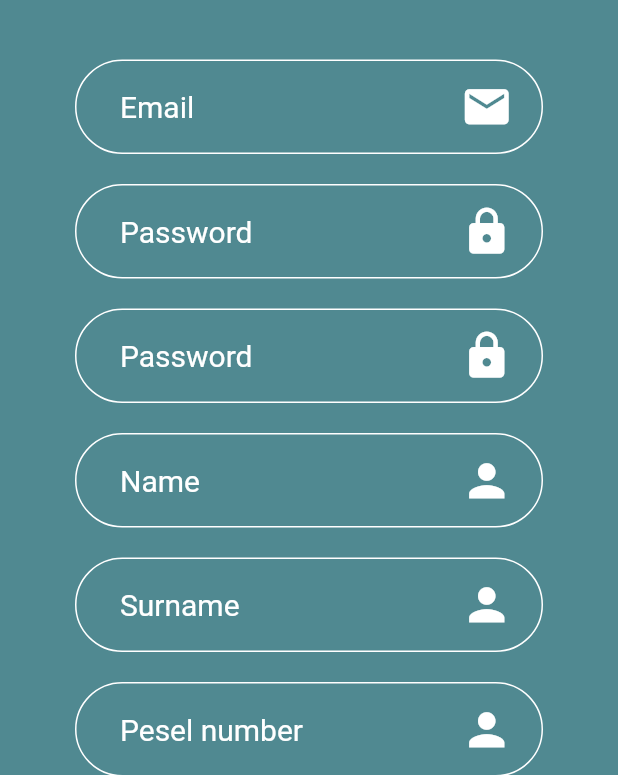
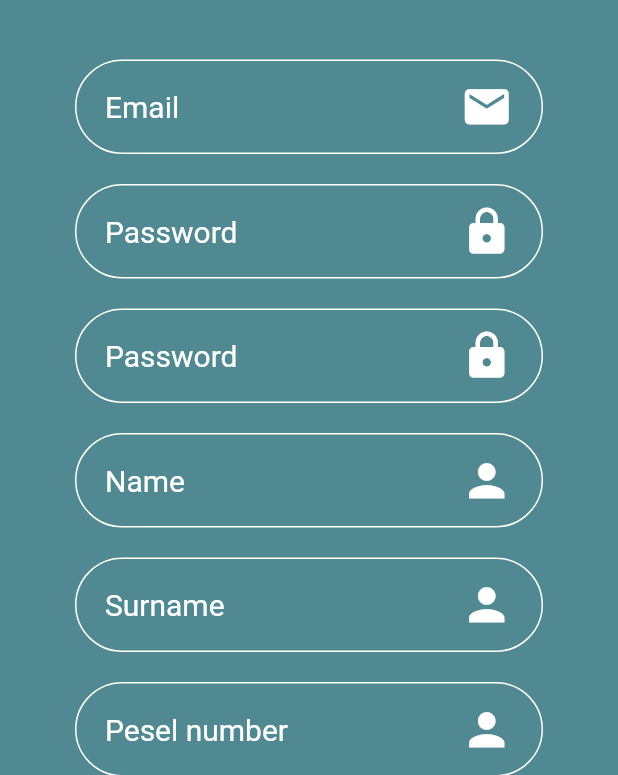
Before and after one commit to Eciric/Clinico, a Flutter app: the screen it shows after launch, after a tap on "Login", after a tap on "Sign up", on a phone screen of 412 x 824 dp, the part 461-1236 px from its top. Run offline on Flutter 3.47's test engine with Material 2 defaults, Android fonts, the phone set to English and light mode, and no system bars; our stand-ins replace cloud_firestore, firebase_auth, firebase_core, flutter_spinkit; accounts and stored records are empty.

Commit message:
Login and register layout fixes, error layout still to do

```diff
--- a/lib/screens/authenticate/register.dart
+++ b/lib/screens/authenticate/register.dart
@@ -110,9 +110,18 @@ class _RegisterState extends State<Register> {
                                   color: Colors.white, size: 35.0)),
                         ),
                         obscureText: true,
-                        validator: (val) => val != password
+                        // ignore: missing_return
+                        validator: (val) {
+                          if (val != password) {
+                            return 'Password must be the same';
+                          } else if (val.length < 6) {
+                            return 'Type Password 6+ chars';
+                          } else
+                            return null;
+                        },
+                        /* validator: (val) => val != password
                             ? 'Password must be the same'
-                            : null,
+                            : null, */
                         onChanged: (val) {
                           setState(() => password2 = val);
                         },
--- a/lib/screens/authenticate/sign_in.dart
+++ b/lib/screens/authenticate/sign_in.dart
@@ -70,7 +70,7 @@ class _SignInState extends State<SignIn> {
                         decoration: MyDecoration.textInputDecoration.copyWith(
                           hintText: 'Email',
                           suffixIcon: Padding(
-                              padding: EdgeInsets.symmetric(horizontal: 20),
+                              padding: EdgeInsets.only(right: 20),
                               child: Icon(Icons.person,
                                   color: Colors.white, size: 35.0)),
                         ),
--- a/lib/style/inputdecoration.dart
+++ b/lib/style/inputdecoration.dart
@@ -6,7 +6,7 @@ abstract class MyDecoration {
     hintStyle: TextStyle(color: Colors.white, fontSize: 20),
     fillColor: MyColors.steelTeal,
     filled: true,
-    contentPadding: EdgeInsets.symmetric(vertical: 20, horizontal: 30),
+    contentPadding: EdgeInsets.only(left: 20, top: 40),
     enabledBorder: OutlineInputBorder(
         borderSide: BorderSide(width: 1, color: Colors.white),
         borderRadius: BorderRadius.circular(90)),
```
